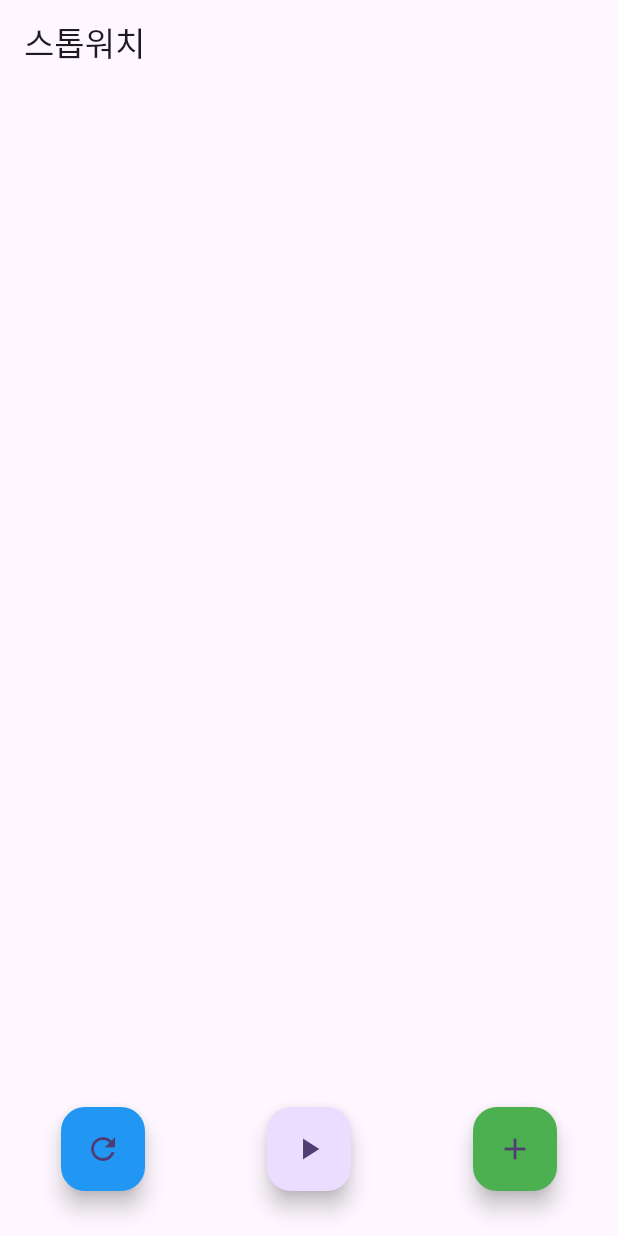
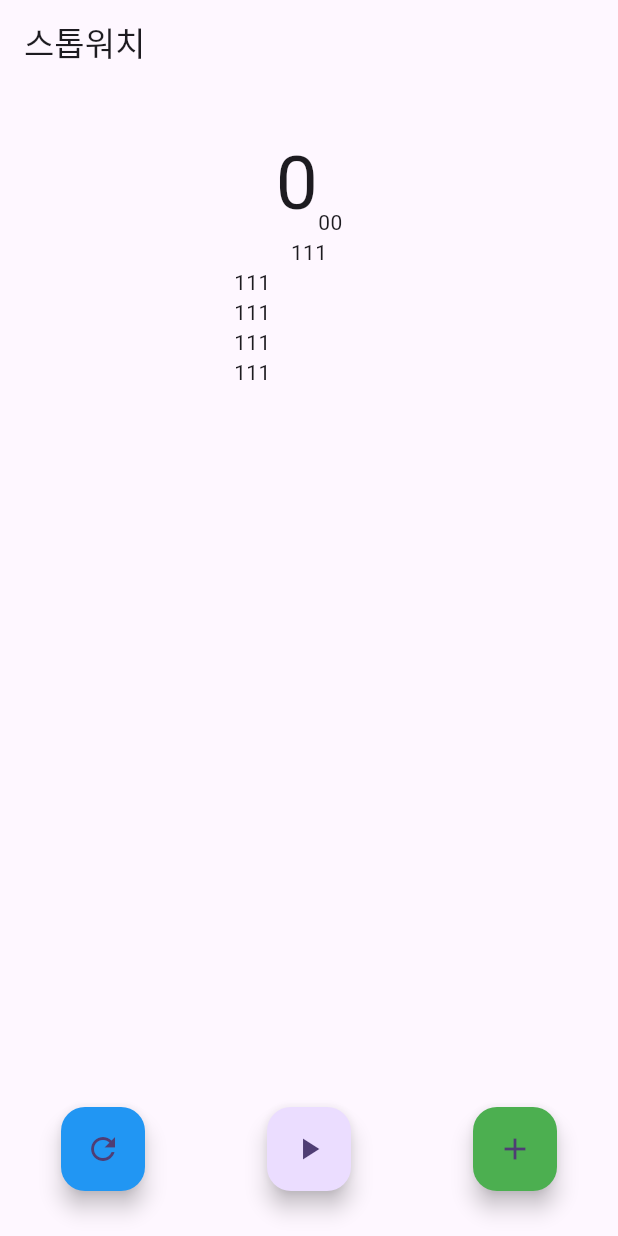
Before and after one commit to KimJJangGu/Flutter_Study, a Flutter app: the StopWatchScreen screen opened directly, on a phone screen of 412 x 824 dp. Run offline on Flutter 3.47's test engine with Material 3 defaults, Android fonts, the phone set to English and light mode, and no system bars.

Commit message:
23_12_20 스톱워치(타이머 작성)

```diff
--- a/lib/23_12_20/stop_watch/stop_watch_screen.dart
+++ b/lib/23_12_20/stop_watch/stop_watch_screen.dart
@@ -16,6 +16,39 @@ class _StopWatchScreenState extends State<StopWatchScreen> {
       ),
       body: Column(
         children: [
+          const SizedBox(height: 30,),
+          const Row(
+            mainAxisAlignment: MainAxisAlignment.center,
+            crossAxisAlignment: CrossAxisAlignment.end,
+            children: [
+              Text(
+                '0',
+                style: TextStyle(fontSize: 50),
+              ),
+              Text(
+                '00',
+              ),
+            ],
+          ),
+          SizedBox(
+            width: 100,
+            height: 100,
+            child: ListView(
+              children: [
+                Center(child: Text('111')),
+                Text('111'),
+                Text('111'),
+                Text('111'),
+                Text('111'),
+                Text('111'),
+                Text('111'),
+                Text('111'),
+                Text('111'),
+                Text('111'),
+                Text('111'),
+              ],
+            ),
+          ),
           const Spacer(),
           Row(
             mainAxisAlignment: MainAxisAlignment.spaceAround,
--- a/lib/23_12_20/stop_watch/stopwatch_main.dart
+++ b/lib/23_12_20/stop_watch/stopwatch_main.dart
@@ -1,7 +1,12 @@
+import 'dart:async';
 import 'package:flutter/material.dart';
 import 'package:flutter_study/23_12_20/stop_watch/stop_watch_screen.dart';
 
 void main() {
+  Timer.periodic(Duration(seconds: 1), (timer) {
+    print('!!!');
+  });
+
   runApp(const MyApp());
 }
 
```
